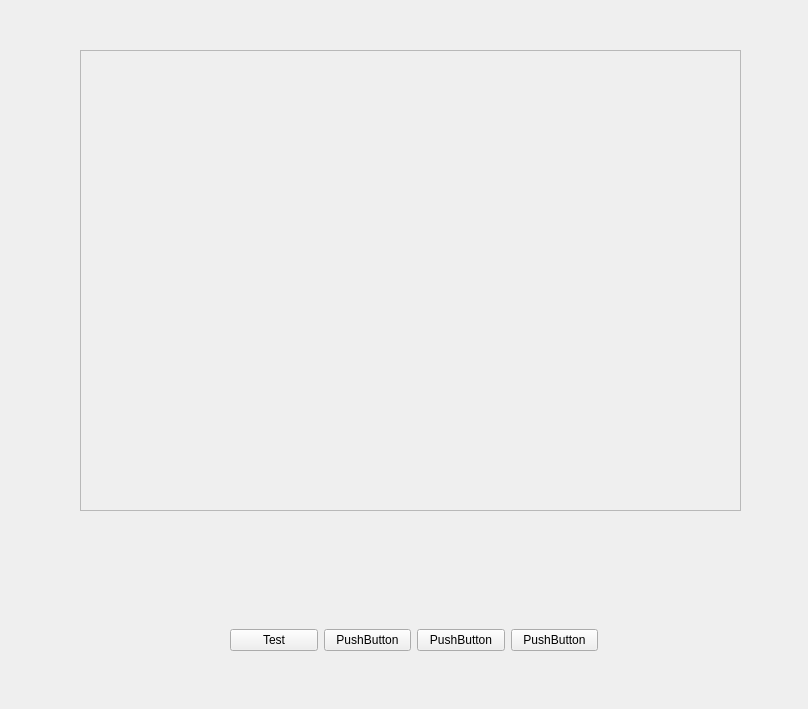
This is rostuUi.ui in laxamore/rostu_gui as Qt 5 draws it before an edit. The edited form follows.
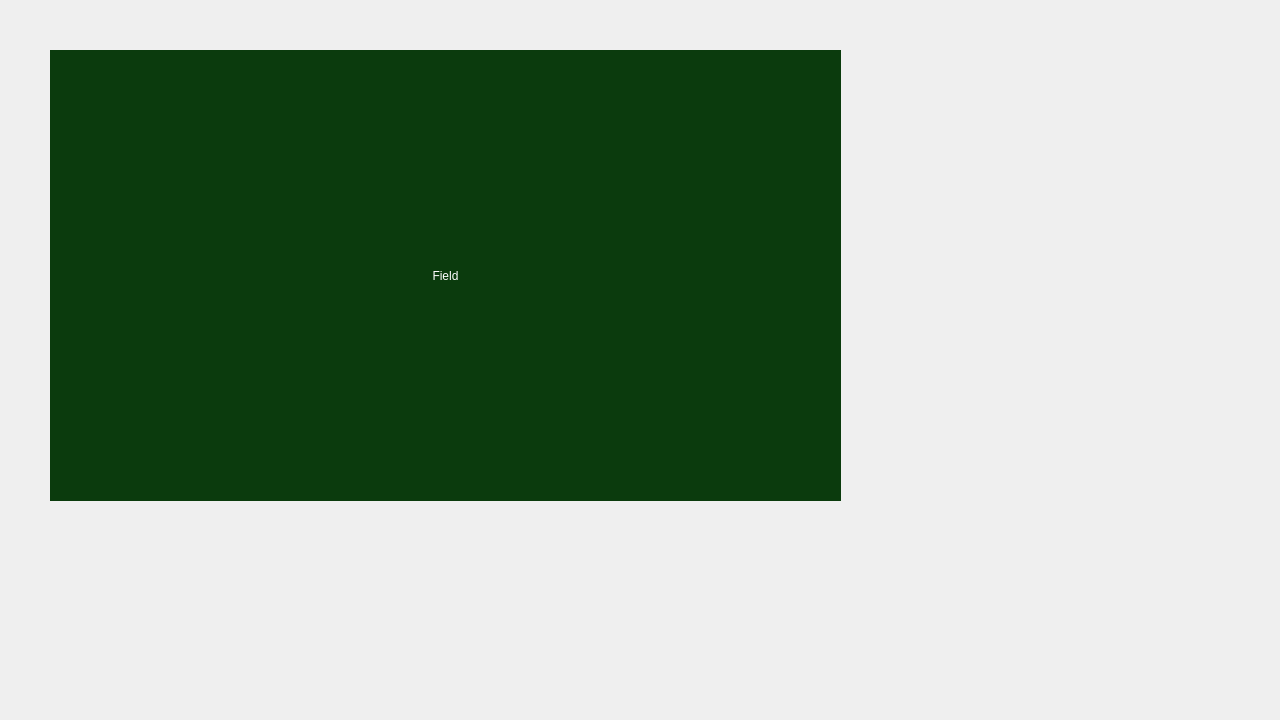
This is the edited form.

Commit message: Update Field Coor

What changed in the file:
```diff
--- a/rostuUi.ui
+++ b/rostuUi.ui
@@ -6,67 +6,448 @@
    <rect>
     <x>0</x>
     <y>0</y>
-    <width>808</width>
-    <height>709</height>
+    <width>1280</width>
+    <height>720</height>
    </rect>
   </property>
   <property name="windowTitle">
    <string>Form</string>
   </property>
-  <widget class="QWidget" name="horizontalLayoutWidget">
+  <widget class="QLabel" name="label">
    <property name="geometry">
     <rect>
-     <x>230</x>
-     <y>600</y>
-     <width>368</width>
-     <height>80</height>
-    </rect>
-   </property>
-   <layout class="QHBoxLayout" name="horizontalLayout">
-    <item>
-     <widget class="QPushButton" name="pushButton">
-      <property name="text">
-       <string>Test</string>
-      </property>
-     </widget>
-    </item>
-    <item>
-     <widget class="QPushButton" name="pushButton_3">
-      <property name="text">
-       <string>PushButton</string>
-      </property>
-     </widget>
-    </item>
-    <item>
-     <widget class="QPushButton" name="pushButton_2">
-      <property name="text">
-       <string>PushButton</string>
-      </property>
-     </widget>
-    </item>
-    <item>
-     <widget class="QPushButton" name="pushButton_4">
-      <property name="text">
-       <string>PushButton</string>
-      </property>
-     </widget>
-    </item>
-   </layout>
-  </widget>
-  <widget class="QFrame" name="frame">
-   <property name="geometry">
-    <rect>
-     <x>80</x>
+     <x>50</x>
      <y>50</y>
-     <width>661</width>
-     <height>461</height>
+     <width>791</width>
+     <height>451</height>
     </rect>
    </property>
-   <property name="frameShape">
-    <enum>QFrame::StyledPanel</enum>
+   <property name="palette">
+    <palette>
+     <active>
+      <colorrole role="WindowText">
+       <brush brushstyle="SolidPattern">
+        <color alpha="255">
+         <red>255</red>
+         <green>255</green>
+         <blue>255</blue>
+        </color>
+       </brush>
+      </colorrole>
+      <colorrole role="Button">
+       <brush brushstyle="SolidPattern">
+        <color alpha="255">
+         <red>11</red>
+         <green>59</green>
+         <blue>13</blue>
+        </color>
+       </brush>
+      </colorrole>
+      <colorrole role="Light">
+       <brush brushstyle="SolidPattern">
+        <color alpha="255">
+         <red>16</red>
+         <green>88</green>
+         <blue>19</blue>
+        </color>
+       </brush>
+      </colorrole>
+      <colorrole role="Midlight">
+       <brush brushstyle="SolidPattern">
+        <color alpha="255">
+         <red>13</red>
+         <green>73</green>
+         <blue>16</blue>
+        </color>
+       </brush>
+      </colorrole>
+      <colorrole role="Dark">
+       <brush brushstyle="SolidPattern">
+        <color alpha="255">
+         <red>5</red>
+         <green>29</green>
+         <blue>6</blue>
+        </color>
+       </brush>
+      </colorrole>
+      <colorrole role="Mid">
+       <brush brushstyle="SolidPattern">
+        <color alpha="255">
+         <red>7</red>
+         <green>39</green>
+         <blue>8</blue>
+        </color>
+       </brush>
+      </colorrole>
+      <colorrole role="Text">
+       <brush brushstyle="SolidPattern">
+        <color alpha="255">
+         <red>255</red>
+         <green>255</green>
+         <blue>255</blue>
+        </color>
+       </brush>
+      </colorrole>
+      <colorrole role="BrightText">
+       <brush brushstyle="SolidPattern">
+        <color alpha="255">
+         <red>255</red>
+         <green>255</green>
+         <blue>255</blue>
+        </color>
+       </brush>
+      </colorrole>
+      <colorrole role="ButtonText">
+       <brush brushstyle="SolidPattern">
+        <color alpha="255">
+         <red>255</red>
+         <green>255</green>
+         <blue>255</blue>
+        </color>
+       </brush>
+      </colorrole>
+      <colorrole role="Base">
+       <brush brushstyle="SolidPattern">
+        <color alpha="255">
+         <red>0</red>
+         <green>0</green>
+         <blue>0</blue>
+        </color>
+       </brush>
+      </colorrole>
+      <colorrole role="Window">
+       <brush brushstyle="SolidPattern">
+        <color alpha="255">
+         <red>11</red>
+         <green>59</green>
+         <blue>13</blue>
+        </color>
+       </brush>
+      </colorrole>
+      <colorrole role="Shadow">
+       <brush brushstyle="SolidPattern">
+        <color alpha="255">
+         <red>0</red>
+         <green>0</green>
+         <blue>0</blue>
+        </color>
+       </brush>
+      </colorrole>
+      <colorrole role="AlternateBase">
+       <brush brushstyle="SolidPattern">
+        <color alpha="255">
+         <red>5</red>
+         <green>29</green>
+         <blue>6</blue>
+        </color>
+       </brush>
+      </colorrole>
+      <colorrole role="ToolTipBase">
+       <brush brushstyle="SolidPattern">
+        <color alpha="255">
+         <red>255</red>
+         <green>255</green>
+         <blue>220</blue>
+        </color>
+       </brush>
+      </colorrole>
+      <colorrole role="ToolTipText">
+       <brush brushstyle="SolidPattern">
+        <color alpha="255">
+         <red>0</red>
+         <green>0</green>
+         <blue>0</blue>
+        </color>
+       </brush>
+      </colorrole>
+     </active>
+     <inactive>
+      <colorrole role="WindowText">
+       <brush brushstyle="SolidPattern">
+        <color alpha="255">
+         <red>255</red>
+         <green>255</green>
+         <blue>255</blue>
+        </color>
+       </brush>
+      </colorrole>
+      <colorrole role="Button">
+       <brush brushstyle="SolidPattern">
+        <color alpha="255">
+         <red>11</red>
+         <green>59</green>
+         <blue>13</blue>
+        </color>
+       </brush>
+      </colorrole>
+      <colorrole role="Light">
+       <brush brushstyle="SolidPattern">
+        <color alpha="255">
+         <red>16</red>
+         <green>88</green>
+         <blue>19</blue>
+        </color>
+       </brush>
+      </colorrole>
+      <colorrole role="Midlight">
+       <brush brushstyle="SolidPattern">
+        <color alpha="255">
+         <red>13</red>
+         <green>73</green>
+         <blue>16</blue>
+        </color>
+       </brush>
+      </colorrole>
+      <colorrole role="Dark">
+       <brush brushstyle="SolidPattern">
+        <color alpha="255">
+         <red>5</red>
+         <green>29</green>
+         <blue>6</blue>
+        </color>
+       </brush>
+      </colorrole>
+      <colorrole role="Mid">
+       <brush brushstyle="SolidPattern">
+        <color alpha="255">
+         <red>7</red>
+         <green>39</green>
+         <blue>8</blue>
+        </color>
+       </brush>
+      </colorrole>
+      <colorrole role="Text">
+       <brush brushstyle="SolidPattern">
+        <color alpha="255">
+         <red>255</red>
+         <green>255</green>
+         <blue>255</blue>
+        </color>
+       </brush>
+      </colorrole>
+      <colorrole role="BrightText">
+       <brush brushstyle="SolidPattern">
+        <color alpha="255">
+         <red>255</red>
+         <green>255</green>
+         <blue>255</blue>
+        </color>
+       </brush>
+      </colorrole>
+      <colorrole role="ButtonText">
+       <brush brushstyle="SolidPattern">
+        <color alpha="255">
+         <red>255</red>
+         <green>255</green>
+         <blue>255</blue>
+        </color>
+       </brush>
+      </colorrole>
+      <colorrole role="Base">
+       <brush brushstyle="SolidPattern">
+        <color alpha="255">
+         <red>0</red>
+         <green>0</green>
+         <blue>0</blue>
+        </color>
+       </brush>
+      </colorrole>
+      <colorrole role="Window">
+       <brush brushstyle="SolidPattern">
+        <color alpha="255">
+         <red>11</red>
+         <green>59</green>
+         <blue>13</blue>
+        </color>
+       </brush>
+      </colorrole>
+      <colorrole role="Shadow">
+       <brush brushstyle="SolidPattern">
+        <color alpha="255">
+         <red>0</red>
+         <green>0</green>
+         <blue>0</blue>
+        </color>
+       </brush>
+      </colorrole>
+      <colorrole role="AlternateBase">
+       <brush brushstyle="SolidPattern">
+        <color alpha="255">
+         <red>5</red>
+         <green>29</green>
+         <blue>6</blue>
+        </color>
+       </brush>
+      </colorrole>
+      <colorrole role="ToolTipBase">
+       <brush brushstyle="SolidPattern">
+        <color alpha="255">
+         <red>255</red>
+         <green>255</green>
+         <blue>220</blue>
+        </color>
+       </brush>
+      </colorrole>
+      <colorrole role="ToolTipText">
+       <brush brushstyle="SolidPattern">
+        <color alpha="255">
+         <red>0</red>
+         <green>0</green>
+         <blue>0</blue>
+        </color>
+       </brush>
+      </colorrole>
+     </inactive>
+     <disabled>
+      <colorrole role="WindowText">
+       <brush brushstyle="SolidPattern">
+        <color alpha="255">
+         <red>5</red>
+         <green>29</green>
+         <blue>6</blue>
+        </color>
+       </brush>
+      </colorrole>
+      <colorrole role="Button">
+       <brush brushstyle="SolidPattern">
+        <color alpha="255">
+         <red>11</red>
+         <green>59</green>
+         <blue>13</blue>
+        </color>
+       </brush>
+      </colorrole>
+      <colorrole role="Light">
+       <brush brushstyle="SolidPattern">
+        <color alpha="255">
+         <red>16</red>
+         <green>88</green>
+         <blue>19</blue>
+        </color>
+       </brush>
+      </colorrole>
+      <colorrole role="Midlight">
+       <brush brushstyle="SolidPattern">
+        <color alpha="255">
+         <red>13</red>
+         <green>73</green>
+         <blue>16</blue>
+        </color>
+       </brush>
+      </colorrole>
+      <colorrole role="Dark">
+       <brush brushstyle="SolidPattern">
+        <color alpha="255">
+         <red>5</red>
+         <green>29</green>
+         <blue>6</blue>
+        </color>
+       </brush>
+      </colorrole>
+      <colorrole role="Mid">
+       <brush brushstyle="SolidPattern">
+        <color alpha="255">
+         <red>7</red>
+         <green>39</green>
+         <blue>8</blue>
+        </color>
+       </brush>
+      </colorrole>
+      <colorrole role="Text">
+       <brush brushstyle="SolidPattern">
+        <color alpha="255">
+         <red>5</red>
+         <green>29</green>
+         <blue>6</blue>
+        </color>
+       </brush>
+      </colorrole>
+      <colorrole role="BrightText">
+       <brush brushstyle="SolidPattern">
+        <color alpha="255">
+         <red>255</red>
+         <green>255</green>
+         <blue>255</blue>
+        </color>
+       </brush>
+      </colorrole>
+      <colorrole role="ButtonText">
+       <brush brushstyle="SolidPattern">
+        <color alpha="255">
+         <red>5</red>
+         <green>29</green>
+         <blue>6</blue>
+        </color>
+       </brush>
+      </colorrole>
+      <colorrole role="Base">
+       <brush brushstyle="SolidPattern">
+        <color alpha="255">
+         <red>11</red>
+         <green>59</green>
+         <blue>13</blue>
+        </color>
+       </brush>
+      </colorrole>
+      <colorrole role="Window">
+       <brush brushstyle="SolidPattern">
+        <color alpha="255">
+         <red>11</red>
+         <green>59</green>
+         <blue>13</blue>
+        </color>
+       </brush>
+      </colorrole>
+      <colorrole role="Shadow">
+       <brush brushstyle="SolidPattern">
+        <color alpha="255">
+         <red>0</red>
+         <green>0</green>
+         <blue>0</blue>
+        </color>
+       </brush>
+      </colorrole>
+      <colorrole role="AlternateBase">
+       <brush brushstyle="SolidPattern">
+        <color alpha="255">
+         <red>11</red>
+         <green>59</green>
+         <blue>13</blue>
+        </color>
+       </brush>
+      </colorrole>
+      <colorrole role="ToolTipBase">
+       <brush brushstyle="SolidPattern">
+        <color alpha="255">
+         <red>255</red>
+         <green>255</green>
+         <blue>220</blue>
+        </color>
+       </brush>
+      </colorrole>
+      <colorrole role="ToolTipText">
+       <brush brushstyle="SolidPattern">
+        <color alpha="255">
+         <red>0</red>
+         <green>0</green>
+         <blue>0</blue>
+        </color>
+       </brush>
+      </colorrole>
+     </disabled>
+    </palette>
    </property>
-   <property name="frameShadow">
-    <enum>QFrame::Raised</enum>
+   <property name="layoutDirection">
+    <enum>Qt::LeftToRight</enum>
+   </property>
+   <property name="autoFillBackground">
+    <bool>true</bool>
+   </property>
+   <property name="text">
+    <string>Field</string>
+   </property>
+   <property name="alignment">
+    <set>Qt::AlignCenter</set>
    </property>
   </widget>
  </widget>
```
The commit also changes 2 other files.
